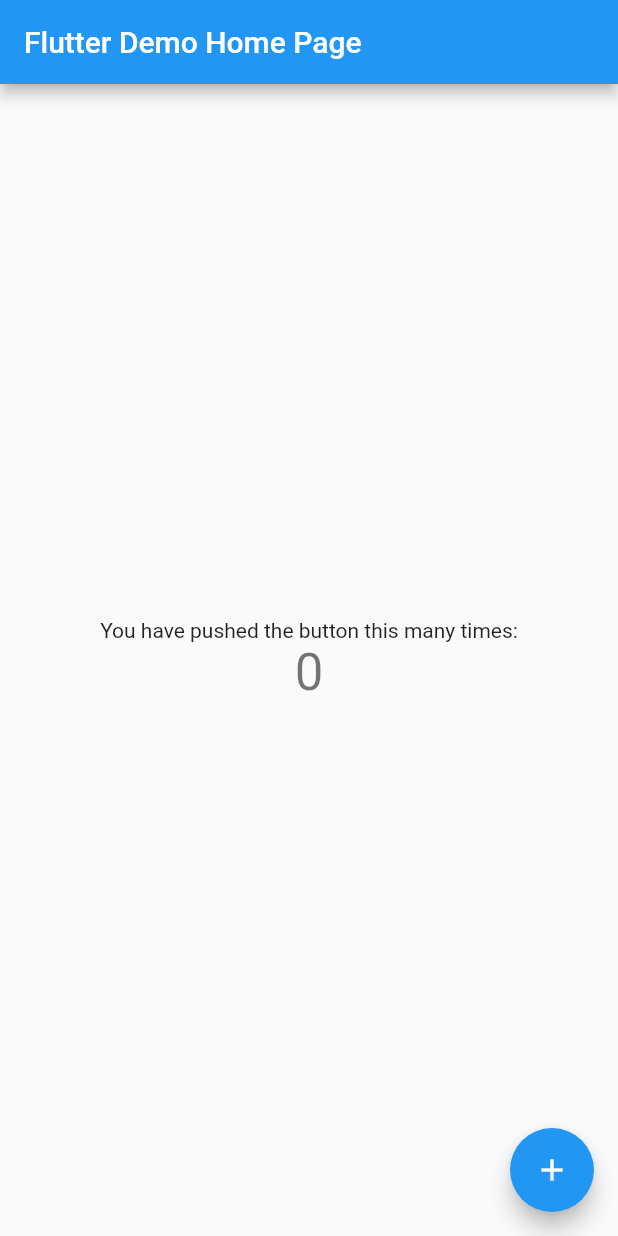
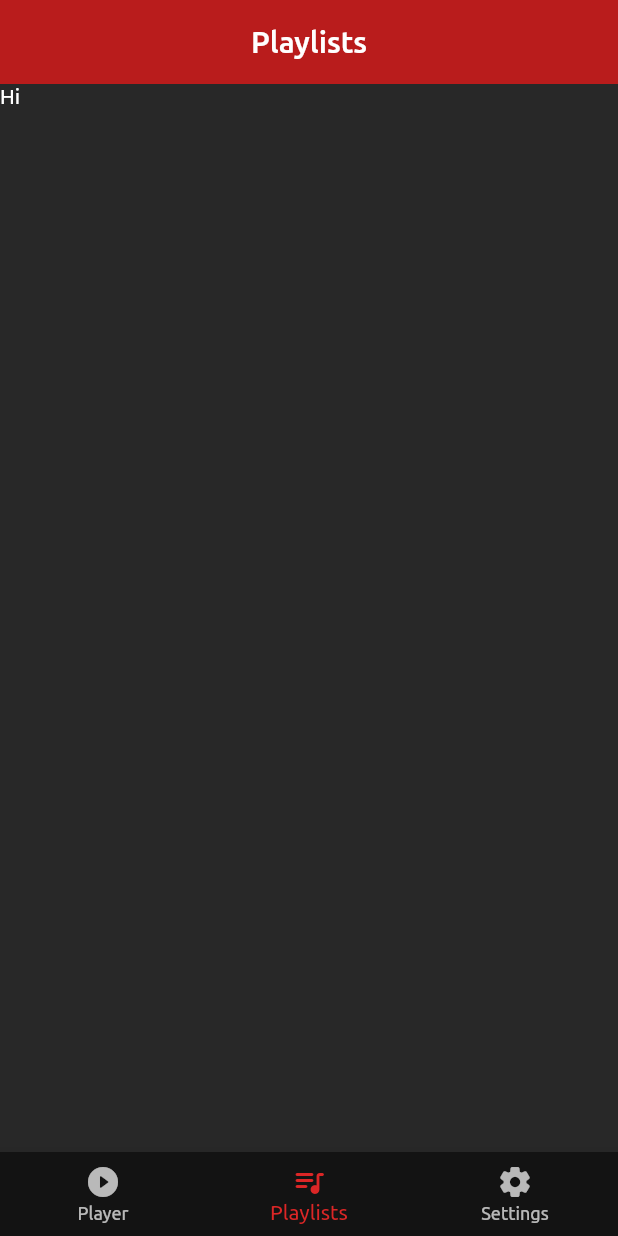
Before and after one commit to Luksys3/youcache, a Flutter app: the screen it shows after launch, on a phone screen of 412 x 824 dp. Run offline on Flutter 3.47's test engine with Material 2 defaults, Android fonts, the phone set to English and light mode, and no system bars.

Commit message:
feat: application base

```diff
--- /dev/null
+++ b/lib/constants/primary_swatch.dart
@@ -0,0 +1,16 @@
+import 'package:flutter/material.dart';
+
+const Map<int, Color> PRIMARY_SWATCH = {
+  50: Color(0xffFEF2F2),
+  100: Color(0xffFEE2E2),
+  200: Color(0xffFECACA),
+  300: Color(0xffFCA5A5),
+  400: Color(0xffF87171),
+  500: Color(0xffEF4444),
+  600: Color(0xffDC2626),
+  700: Color(0xffB91C1C),
+  800: Color(0xff991B1B),
+  900: Color(0xff7F1D1D),
+};
+
+const int PRIMARY_COLOR = 0xffDC2626;
--- /dev/null
+++ b/lib/enums/route_enum.dart
@@ -0,0 +1,5 @@
+enum RouteEnum {
+  PLAYER,
+  PLAYLISTS,
+  SETTINGS,
+}
--- a/lib/main.dart
+++ b/lib/main.dart
@@ -1,113 +1,32 @@
 import 'package:flutter/material.dart';
+import 'package:provider/provider.dart';
+import 'package:youcache/constants/primary_swatch.dart';
+import 'package:youcache/notifiers/route_notifier.dart';
+import 'package:youcache/widgets/app_navigator.dart';
 
 void main() {
-  runApp(MyApp());
+  runApp(App());
 }
 
-class MyApp extends StatelessWidget {
-  // This widget is the root of your application.
+class App extends StatelessWidget {
   @override
   Widget build(BuildContext context) {
     return MaterialApp(
-      title: 'Flutter Demo',
+      title: 'YouCache',
       theme: ThemeData(
-        // This is the theme of your application.
-        //
-        // Try running your application with "flutter run". You'll see the
-        // application has a blue toolbar. Then, without quitting the app, try
-        // changing the primarySwatch below to Colors.green and then invoke
-        // "hot reload" (press "r" in the console where you ran "flutter run",
-        // or simply save your changes to "hot reload" in a Flutter IDE).
-        // Notice that the counter didn't reset back to zero; the application
-        // is not restarted.
-        primarySwatch: Colors.blue,
+        fontFamily: 'Ubuntu',
+        brightness: Brightness.dark,
+        primarySwatch: MaterialColor(
+          PRIMARY_COLOR,
+          PRIMARY_SWATCH,
+        ),
       ),
-      home: MyHomePage(title: 'Flutter Demo Home Page'),
+      home: MultiProvider(
+        providers: [
+          ChangeNotifierProvider(create: (_) => RouteNotifier()),
+        ],
+        child: AppNavigator(),
+      ),
     );
   }
 }
-
-class MyHomePage extends StatefulWidget {
-  MyHomePage({Key key, this.title}) : super(key: key);
-
-  // This widget is the home page of your application. It is stateful, meaning
-  // that it has a State object (defined below) that contains fields that affect
-  // how it looks.
-
-  // This class is the configuration for the state. It holds the values (in this
-  // case the title) provided by the parent (in this case the App widget) and
-  // used by the build method of the State. Fields in a Widget subclass are
-  // always marked "final".
-
-  final String title;
-
-  @override
-  _MyHomePageState createState() => _MyHomePageState();
-}
-
-class _MyHomePageState extends State<MyHomePage> {
-  int _counter = 0;
-
-  void _incrementCounter() {
-    setState(() {
-      // This call to setState tells the Flutter framework that something has
-      // changed in this State, which causes it to rerun the build method below
-      // so that the display can reflect the updated values. If we changed
-      // _counter without calling setState(), then the build method would not be
-      // called again, and so nothing would appear to happen.
-      _counter++;
-    });
-  }
-
-  @override
-  Widget build(BuildContext context) {
-    // This method is rerun every time setState is called, for instance as done
-    // by the _incrementCounter method above.
-    //
-    // The Flutter framework has been optimized to make rerunning build methods
-    // fast, so that you can just rebuild anything that needs updating rather
-    // than having to individually change instances of widgets.
-    return Scaffold(
-      appBar: AppBar(
-        // Here we take the value from the MyHomePage object that was created by
-        // the App.build method, and use it to set our appbar title.
-        title: Text(widget.title),
-      ),
-      body: Center(
-        // Center is a layout widget. It takes a single child and positions it
-        // in the middle of the parent.
-        child: Column(
-          // Column is also a layout widget. It takes a list of children and
-          // arranges them vertically. By default, it sizes itself to fit its
-          // children horizontally, and tries to be as tall as its parent.
-          //
-          // Invoke "debug painting" (press "p" in the console, choose the
-          // "Toggle Debug Paint" action from the Flutter Inspector in Android
-          // Studio, or the "Toggle Debug Paint" command in Visual Studio Code)
-          // to see the wireframe for each widget.
-          //
-          // Column has various properties to control how it sizes itself and
-          // how it positions its children. Here we use mainAxisAlignment to
-          // center the children vertically; the main axis here is the vertical
-          // axis because Columns are vertical (the cross axis would be
-          // horizontal).
-          mainAxisAlignment: MainAxisAlignment.center,
-          children: <Widget>[
-            Text(
-              'You have pushed the button this many times:',
-            ),
-            Text(
-              '$_counter',
-              style: Theme.of(context).textTheme.headline4,
-            ),
-          ],
-        ),
-      ),
-      floatingActionButton: FloatingActionButton(
-        onPressed: _incrementCounter,
-        tooltip: 'Increment',
-        child: Icon(Icons.add),
-      ), // This trailing comma makes auto-formatting nicer for build methods.
-    );
-  }
-}
--- /dev/null
+++ b/lib/notifiers/route_notifier.dart
@@ -0,0 +1,33 @@
+import 'package:flutter/material.dart';
+import 'package:youcache/enums/route_enum.dart';
+
+class RouteNotifier with ChangeNotifier {
+  List<RouteEnum> _path = [RouteEnum.PLAYLISTS];
+
+  List<RouteEnum> get path => _path;
+  RouteEnum get active => _path.last;
+
+  void change(RouteEnum route) {
+    _path = [route];
+    notifyListeners();
+  }
+
+  void push(RouteEnum route) {
+    _path.add(route);
+    notifyListeners();
+  }
+
+  bool isActive(RouteEnum route) {
+    return _path.contains(route);
+  }
+
+  bool back() {
+    if (_path.length > 1) {
+      _path.removeLast();
+      notifyListeners();
+      return true;
+    }
+
+    return false;
+  }
+}
--- /dev/null
+++ b/lib/pages/playlists_page.dart
@@ -0,0 +1,14 @@
+import 'package:flutter/material.dart';
+import 'package:youcache/widgets/layout/layout.dart';
+
+class PlaylistsPage extends StatelessWidget {
+  @override
+  Widget build(BuildContext context) {
+    return Layout(
+      title: 'Playlists',
+      child: Container(
+        child: Text('Hi'),
+      ),
+    );
+  }
+}
--- /dev/null
+++ b/lib/widgets/app_navigator.dart
@@ -0,0 +1,29 @@
+import 'package:flutter/material.dart';
+import 'package:youcache/enums/route_enum.dart';
+import 'package:youcache/notifiers/route_notifier.dart';
+import 'package:youcache/pages/player_page.dart';
+import 'package:youcache/pages/playlists_page.dart';
+import 'package:provider/provider.dart';
+import 'package:youcache/pages/settings_page.dart';
+
+class AppNavigator extends StatelessWidget {
+  @override
+  Widget build(BuildContext context) {
+    final route = context.watch<RouteNotifier>();
+
+    return WillPopScope(
+      onWillPop: () async => !route.back(),
+      child: Navigator(
+        pages: [
+          if (route.isActive(RouteEnum.PLAYER))
+            MaterialPage(child: PlayerPage()),
+          if (route.isActive(RouteEnum.PLAYLISTS))
+            MaterialPage(child: PlaylistsPage()),
+          if (route.isActive(RouteEnum.SETTINGS))
+            MaterialPage(child: SettingsPage()),
+        ],
+        onPopPage: (route, result) => route.didPop(result),
+      ),
+    );
+  }
+}
--- /dev/null
+++ b/lib/widgets/layout/layout.dart
@@ -0,0 +1,75 @@
+import 'package:flutter/material.dart';
+import 'package:youcache/constants/primary_swatch.dart';
+import 'package:provider/provider.dart';
+import 'package:youcache/enums/route_enum.dart';
+import 'package:youcache/notifiers/route_notifier.dart';
+
+class Layout extends StatelessWidget {
+  final String title;
+  final Widget child;
+
+  Layout({
+    required this.title,
+    required this.child,
+  });
+
+  int getCurrentIndex(RouteNotifier route) {
+    if (route.isActive(RouteEnum.PLAYER)) {
+      return 0;
+    } else if (route.isActive(RouteEnum.PLAYLISTS)) {
+      return 1;
+    } else if (route.isActive(RouteEnum.SETTINGS)) {
+      return 2;
+    }
+
+    return 0;
+  }
+
+  @override
+  Widget build(BuildContext context) {
+    final route = context.read<RouteNotifier>();
+
+    return Scaffold(
+      appBar: AppBar(
+        title: Text(title),
+        elevation: 0,
+        centerTitle: true,
+        backgroundColor: PRIMARY_SWATCH[700],
+      ),
+      backgroundColor: Color(0xff282828),
+      bottomNavigationBar: BottomNavigationBar(
+        backgroundColor: Color(0xff131313),
+        selectedItemColor: PRIMARY_SWATCH[600],
+        currentIndex: getCurrentIndex(route),
+        onTap: (int index) {
+          switch (index) {
+            case 0:
+              route.change(RouteEnum.PLAYER);
+              return;
+            case 1:
+              route.change(RouteEnum.PLAYLISTS);
+              return;
+            case 2:
+              route.change(RouteEnum.SETTINGS);
+              return;
+          }
+        },
+        items: const <BottomNavigationBarItem>[
+          BottomNavigationBarItem(
+            icon: Icon(Icons.play_circle_fill_rounded),
+            label: 'Player',
+          ),
+          BottomNavigationBarItem(
+            icon: Icon(Icons.queue_music_rounded),
+            label: 'Playlists',
+          ),
+          BottomNavigationBarItem(
+            icon: Icon(Icons.settings_rounded),
+            label: 'Settings',
+          ),
+        ],
+      ),
+      body: child,
+    );
+  }
+}
```
Also changed, not shown: lib/pages/player_page.dart (added, +14 -0 lines), lib/pages/settings_page.dart (added, +14 -0 lines), lib/widgets/app_drawer.dart (added, +42 -0 lines), lib/widgets/layout/navigation_item.dart (added, +36 -0 lines), pubspec.yaml (+10 -4 lines), fonts/Ubuntu-Light.ttf (added), fonts/Ubuntu-Medium.ttf (added), fonts/Ubuntu-Regular.ttf (added), pubspec.lock, 2 other files.
